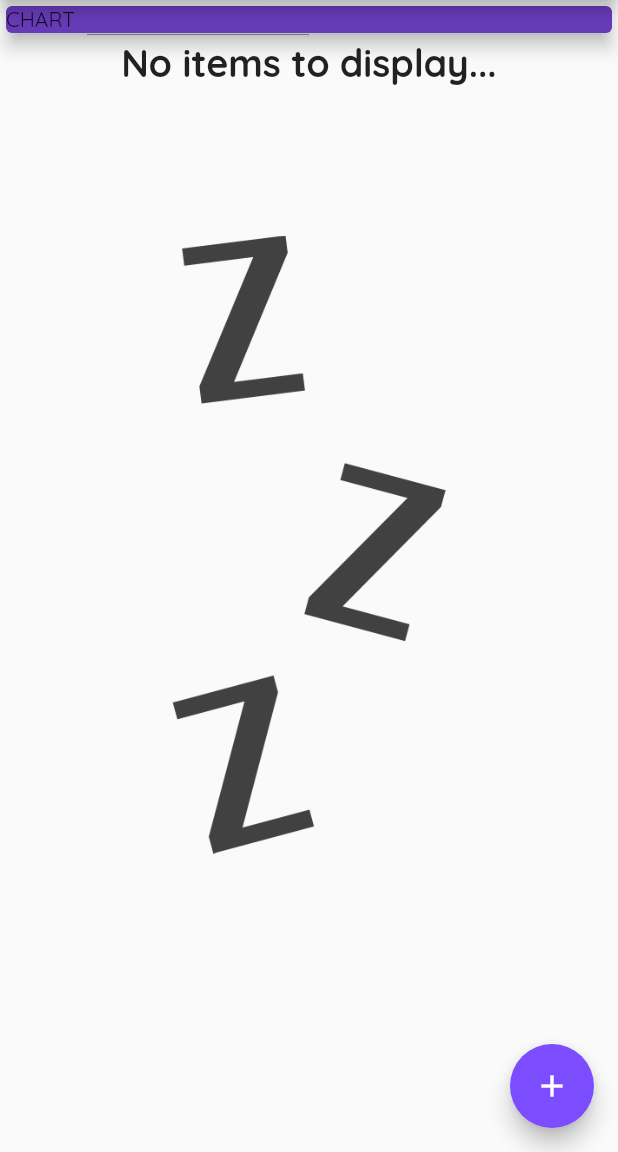
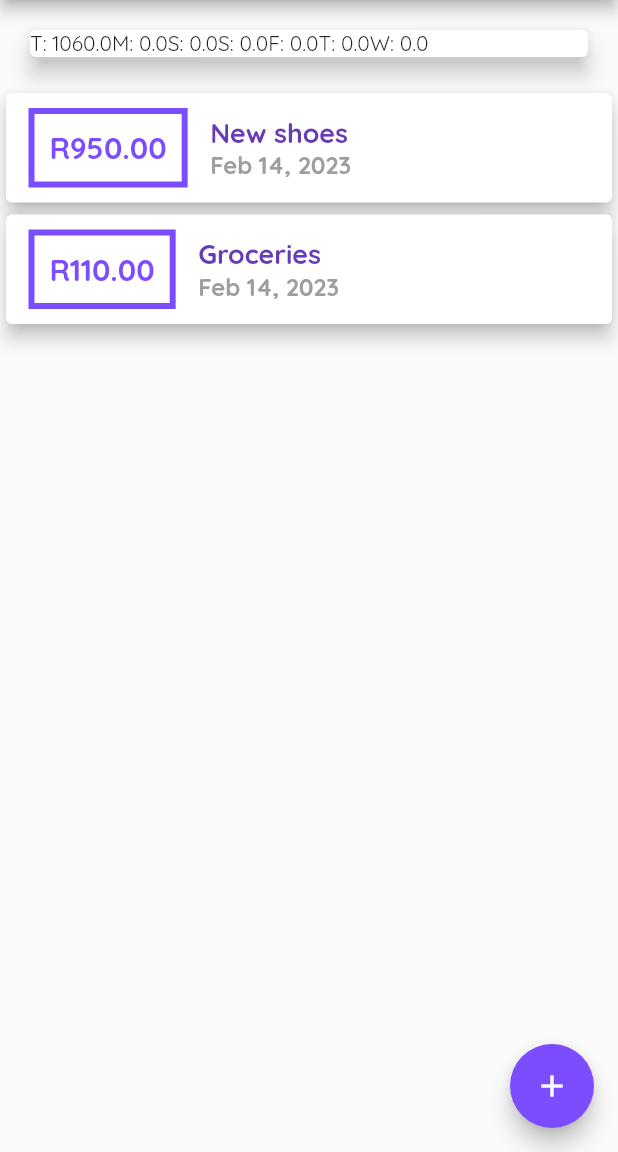
Before and after one commit to Ruan6370/flutterSect4Guide, a Flutter app: the screen it shows after launch, on a phone screen of 412 x 824 dp, the part 84-1236 px from its top. Run offline on Flutter 3.47's test engine with Material 2 defaults, Android fonts, the phone set to English and light mode, and no system bars.

Commit message:
Started work on chart

```diff
--- a/lib/_widgets/chart.dart
+++ b/lib/_widgets/chart.dart
@@ -1,14 +1,45 @@
 import 'package:flutter/material.dart';
+import 'package:intl/intl.dart';
+
+import '../_models/transactions.dart';
 
 class Chart extends StatelessWidget {
-  const Chart(Key? key) : super(key: key);
+  const Chart(this.recentTransactions, {Key? key}) : super(key: key);
+
+  final List<Transaction> recentTransactions;
+
+  List<Map<String, Object>> get groupedTransactionValues {
+    return List.generate(7, (index) {
+      final weekDay = DateTime.now().subtract(Duration(days: index));
+      var totalSum = 0.0;
+
+      for (var i = 0; i < recentTransactions.length; i++) {
+        if (recentTransactions[i].date.day == weekDay.day &&
+            recentTransactions[i].date.month == weekDay.month &&
+            recentTransactions[i].date.year == weekDay.year) {
+          totalSum += recentTransactions[i].amount;
+        }
+      }
+
+      debugPrint(DateFormat.E().format(weekDay) + ' ' + (totalSum.toString()));
+
+      return {
+        'day': DateFormat.E().format(weekDay).substring(0, 1),
+        'amount': totalSum
+      };
+    });
+  }
 
   @override
   Widget build(BuildContext context) {
-    return const Card(
+    return Card(
       elevation: 6,
-      margin: EdgeInsets.all(20),
-      child: Row(children: <Widget>[]),
+      margin: const EdgeInsets.all(20),
+      child: Row(children: [
+        ...groupedTransactionValues.map((data) {
+          return Text('${data['day']}: ${data['amount']}');
+        }).toList()
+      ]),
     );
   }
 }
--- a/lib/_widgets/transaction_creator.dart
+++ b/lib/_widgets/transaction_creator.dart
@@ -1,7 +1,7 @@
 import 'package:flutter/material.dart';
 
 class TransactionCreator extends StatefulWidget {
-  TransactionCreator(this.addTx, {Key? key}) : super(key: key);
+  const TransactionCreator(this.addTx, {Key? key}) : super(key: key);
 
   final Function addTx;
 
@@ -22,10 +22,7 @@ class _TransactionCreatorState extends State<TransactionCreator> {
       return;
     }
 
-    widget.addTx(
-      enteredTitle,
-      enteredAmount
-    );
+    widget.addTx(enteredTitle, enteredAmount);
 
     Navigator.of(context).pop();
   }
--- a/lib/main.dart
+++ b/lib/main.dart
@@ -2,6 +2,7 @@ import 'package:flutter/material.dart';
 
 import '_widgets/transaction_creator.dart';
 import '_widgets/transactions_list.dart';
+import '_widgets/chart.dart';
 import '_models/transactions.dart';
 
 void main() {
@@ -47,11 +48,21 @@ class HomePage extends StatefulWidget {
 
 class _HomePageState extends State<HomePage> {
   final List<Transaction> _userTransactions = [
-    // Transaction(
-    //     id: 't1', title: 'New shoes', amount: 950.00, date: DateTime.now()),
-    // Transaction(
-    //     id: 't2', title: 'Groceries', amount: 110.00, date: DateTime.now()),
+    Transaction(
+        id: 't1', title: 'New shoes', amount: 950.00, date: DateTime.now()),
+    Transaction(
+        id: 't2', title: 'Groceries', amount: 110.00, date: DateTime.now()),
   ];
+
+  List<Transaction> get _recentTransactions {
+    return _userTransactions.where((tx) {
+      return tx.date.isAfter(
+        DateTime.now().subtract(
+          const Duration(days: 7),
+        ),
+      );
+    }).toList();
+  }
 
   void _addTransactionItem(String txTitle, double txAmount) {
     final newTx = Transaction(
@@ -75,7 +86,7 @@ class _HomePageState extends State<HomePage> {
             behavior: HitTestBehavior.opaque,
             child: TransactionCreator(_addTransactionItem));
       },
-    ); //B for builder...
+    ); //creatorContextB for builder...
   }
 
   @override
@@ -95,14 +106,7 @@ class _HomePageState extends State<HomePage> {
             mainAxisAlignment: MainAxisAlignment.start,
             crossAxisAlignment: CrossAxisAlignment.stretch,
             children: <Widget>[
-              SizedBox(
-                width: double.infinity,
-                child: Card(
-                  elevation: 5,
-                  color: Theme.of(context).primaryColor,
-                  child: const Text('CHART'),
-                ),
-              ),
+              Chart(_recentTransactions),
               TransactionList(_userTransactions),
             ]),
       ),
```
